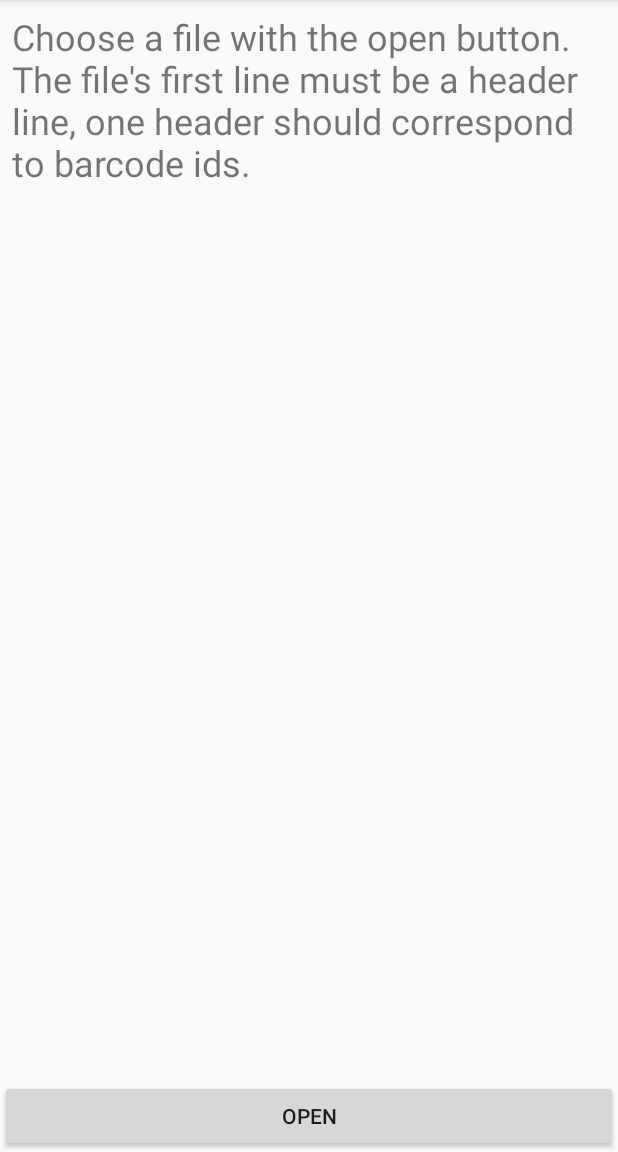
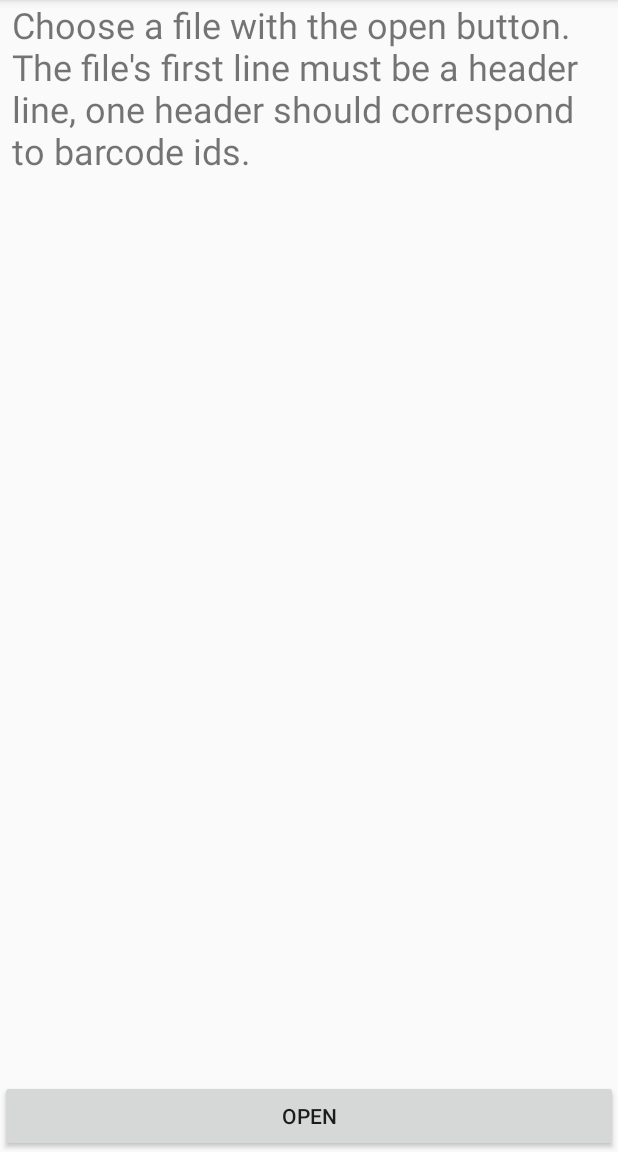
Before and after one commit to conjon42/Intercross, an Android app: the LoaderActivity screen opened directly, with no data from a screen before it, on a phone screen of 412 x 824 dp, the part 84-1236 px from its top. Run offline under Robolectric (Android 15) with nearby library versions, the phone set to English and light mode, and no system bars.

Commit message:
updated layouts for switching orientations

```diff
--- a/app/src/main/AndroidManifest.xml
+++ b/app/src/main/AndroidManifest.xml
@@ -22,14 +22,14 @@
             android:windowSoftInputMode="adjustResize">
             <intent-filter>
                 <action android:name="android.intent.action.MAIN" />
-
                 <category android:name="android.intent.category.LAUNCHER" />
             </intent-filter>
         </activity>
         <activity
             android:name=".ScanActivity"
             android:configChanges="" />
-        <activity android:name=".LoaderActivity" />
+        <activity android:name=".LoaderActivity"
+            android:configChanges="orientation|keyboardHidden|screenSize|keyboard"/>
         <activity android:name=".SettingsActivity" />
     </application>
 
--- a/app/src/main/res/layout/activity_csv_loader.xml
+++ b/app/src/main/res/layout/activity_csv_loader.xml
@@ -30,12 +30,11 @@
     <TextView
         android:id="@+id/tutorialTextView"
         android:layout_width="0dp"
-        android:layout_height="245dp"
+        android:layout_height="wrap_content"
         android:layout_marginEnd="8dp"
         android:layout_marginLeft="8dp"
         android:layout_marginRight="8dp"
         android:layout_marginStart="8dp"
-        android:layout_marginTop="8dp"
         android:text="@string/open_file_tutorial"
         android:textSize="24sp"
         app:layout_constraintLeft_toLeftOf="parent"
@@ -44,13 +43,9 @@
 
     <EditText
         android:id="@+id/separatorTextView"
-        android:layout_width="366dp"
-        android:layout_height="66dp"
+        android:layout_width="match_parent"
+        android:layout_height="wrap_content"
         android:layout_marginBottom="8dp"
-        android:layout_marginEnd="8dp"
-        android:layout_marginLeft="8dp"
-        android:layout_marginRight="8dp"
-        android:layout_marginStart="8dp"
         android:layout_marginTop="8dp"
         android:ems="10"
         android:hint="Header/column separator. Default is comma."
@@ -58,6 +53,7 @@
         android:textSize="18sp"
         android:visibility="gone"
         app:layout_constraintBottom_toTopOf="@+id/doneButton"
+        app:layout_constraintHorizontal_bias="0.0"
         app:layout_constraintLeft_toLeftOf="parent"
         app:layout_constraintRight_toRightOf="parent"
         app:layout_constraintTop_toBottomOf="@+id/tutorialTextView" />
@@ -79,8 +75,10 @@
         android:layout_height="0dp"
         android:visibility="gone"
         app:layout_constraintBottom_toTopOf="@+id/finishButton"
+        app:layout_constraintHorizontal_bias="0.0"
         app:layout_constraintLeft_toLeftOf="parent"
         app:layout_constraintRight_toRightOf="parent"
-        app:layout_constraintTop_toBottomOf="@+id/tutorialTextView" />
+        app:layout_constraintTop_toBottomOf="@+id/tutorialTextView"
+        app:layout_constraintVertical_bias="1.0" />
 
 </android.support.constraint.ConstraintLayout>
```
Also changed, not shown: app/src/main/res/layout/activity_main.xml (+13 -11 lines).
